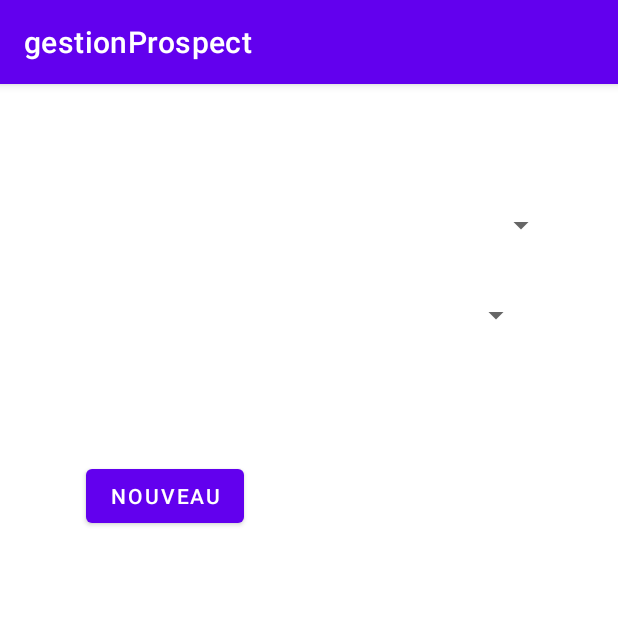
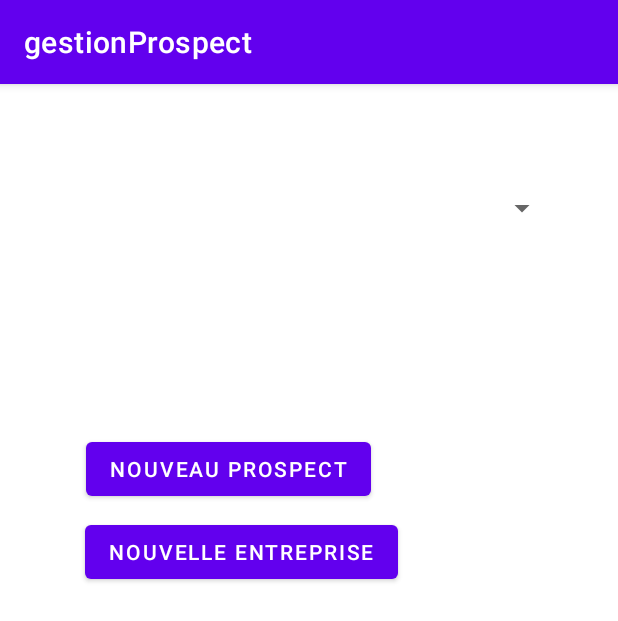
Before and after one commit to sylvain-grousset/gestionProspect, an Android app: the Accueil screen opened directly, with no data from a screen before it, on a phone screen of 412 x 824 dp. Shown: the top 621 px of the screen. Run offline under Robolectric (Android 15) with nearby library versions, the phone set to English and light mode, and no system bars; libraries missing offline, so code that uses them is left out: com.jaredrummler.materialspinner; plain views replace MaterialSpinner; 2 statements that could not run were skipped.

Commit message:
DATABASE FIX + SPINNER + CREATE ENTREPRISE

```diff
--- a/app/build.gradle
+++ b/app/build.gradle
@@ -36,6 +36,6 @@ dependencies {
     testImplementation 'junit:junit:4.+'
     androidTestImplementation 'androidx.test.ext:junit:1.1.2'
     androidTestImplementation 'androidx.test.espresso:espresso-core:3.3.0'
-    compile 'de.codecrafters.tableview:tableview:2.4.2'
-    compile 'com.jaredrummler:material-spinner:1.3.1'
+    implementation 'de.codecrafters.tableview:tableview:2.4.2'
+    implementation 'com.jaredrummler:material-spinner:1.3.1'
 }
--- a/app/src/main/AndroidManifest.xml
+++ b/app/src/main/AndroidManifest.xml
@@ -20,7 +20,10 @@
         <activity android:name="Accueil" >
         </activity>
 
-        <activity android:name="Nouveau" >
+        <activity android:name=".CreateProspect" >
+        </activity>
+
+        <activity android:name="CreateEntreprise" >
         </activity>
 
     </application>
--- a/app/src/main/java/com/example/gestionprospect/Accueil.java
+++ b/app/src/main/java/com/example/gestionprospect/Accueil.java
@@ -2,28 +2,25 @@ package com.example.gestionprospect;
 
 import android.content.Intent;
 import android.os.Bundle;
-import android.util.Log;
 import android.view.View;
-import android.widget.AdapterView;
-import android.widget.ArrayAdapter;
 import android.widget.Button;
-import android.widget.Spinner;
-import android.widget.Toast;
 
 import androidx.appcompat.app.AppCompatActivity;
 
-import com.example.gestionprospect.Model.Entreprise;
+import com.example.gestionprospect.Database.DatabaseHelper;
 import com.example.gestionprospect.Model.GestionProspect;
 import com.jaredrummler.materialspinner.MaterialSpinner;
 
-import java.lang.reflect.Array;
+import java.io.Serializable;
 import java.util.ArrayList;
 
-public class Accueil extends AppCompatActivity {
+public class Accueil extends AppCompatActivity implements Serializable {
 
-    private Button nouveau;
-    private Spinner spinner_evenement;
+    private Button nouvelleEntreprise;
+    private Button nouveauProspect;
     private MaterialSpinner spinner_entreprise;
+
+    DatabaseHelper db = new DatabaseHelper(this);
 
     private GestionProspect application;
 
@@ -32,25 +29,38 @@ public class Accueil extends AppCompatActivity {
         super.onCreate(savedInstanceState);
         setContentView(R.layout.activity_accueil);
 
-        spinner_evenement = (Spinner) findViewById(R.id.spinner_evenement);
         spinner_entreprise = (MaterialSpinner) findViewById(R.id.spinner_entreprise);
-        nouveau = (Button) findViewById(R.id.btn_nouveau);
+        nouveauProspect = (Button) findViewById(R.id.btn_new_prospect);
+        nouvelleEntreprise = (Button) findViewById(R.id.btn_new_entreprise);
 
         //On récupère l'objet GestionProspect à partir de l'Intent que l'on met dans l'attribut "application".
         Intent intent = getIntent();
         this.application = (GestionProspect) intent.getSerializableExtra("gestionProspect");
+        //this.db = (DatabaseHelper) intent.getSerializableExtra("BDD");
 
 
-        ArrayList<String> lesEntreprises = application.getNomsEntreprises();
+        ArrayList<String> lesEntreprises = db.getNameEntreprise();
         spinner_entreprise.setItems(lesEntreprises);
 
-        nouveau.setOnClickListener(new View.OnClickListener() {
+        nouveauProspect.setOnClickListener(new View.OnClickListener() {
             @Override
             public void onClick(View v) {
-                Intent intent=new Intent(Accueil.this, Nouveau.class);
+                Intent intent=new Intent(Accueil.this, CreateProspect.class);
                 intent.putExtra("gestionProspect", application);
                 startActivity(intent);
+                finish();
+            }
+        });
+
+        nouvelleEntreprise.setOnClickListener(new View.OnClickListener() {
+            @Override
+            public void onClick(View v) {
+                Intent intent=new Intent(Accueil.this, CreateEntreprise.class);
+                intent.putExtra("gestionProspect", application);
+                startActivity(intent);
+                finish();
             }
         });
     }
+
 }
--- a/app/src/main/java/com/example/gestionprospect/Database/DatabaseHelper.java
+++ b/app/src/main/java/com/example/gestionprospect/Database/DatabaseHelper.java
@@ -2,26 +2,37 @@ package com.example.gestionprospect.Database;
 
 import android.content.ContentValues;
 import android.content.Context;
+import android.content.Intent;
 import android.database.Cursor;
 import android.database.sqlite.SQLiteDatabase;
 import android.database.sqlite.SQLiteOpenHelper;
+import android.util.Log;
 
 import com.example.gestionprospect.Model.Entreprise;
+import com.example.gestionprospect.Model.GestionProspect;
 
-public class DatabaseHelper extends SQLiteOpenHelper {
+import java.io.Serializable;
+import java.util.ArrayList;
+
+public class DatabaseHelper extends SQLiteOpenHelper implements Serializable {
 
     private String TABLE_USERS = "CREATE TABLE USERS ("
             + "login TEXT PRIMARY KEY,"
             + "password TEXT);";
+
+    private String TABLE_ENTREPRISE = "CREATE TABLE ENTREPRISE ("
+            + "raisonSociale TEXT PRIMARY KEY,"
+            + "siren TEXT);";
 
     private String TABLE_PROSPECT = "CREATE TABLE PROSPECT ("
             + "nom TEXT,"
             + "prenom TEXT,"
             + "phone TEXT,"
             + "email TEXT,"
-            + "entreprise TEXT);";
+            + "entreprise TEXT,"
+            + "FOREIGN KEY (entreprise) REFERENCES ENTREPRISE(raisonSociale));";
 
-    public DatabaseHelper(Context context){
+    public DatabaseHelper(Context context) {
         super(context, "prospect.db", null, 1);
 
     }
@@ -29,22 +40,27 @@ public class DatabaseHelper extends SQLiteOpenHelper {
     @Override
     public void onCreate(SQLiteDatabase db) {
         db.execSQL(TABLE_USERS);
+        db.execSQL(TABLE_ENTREPRISE);
         db.execSQL(TABLE_PROSPECT);
+        Intent intent = new Intent();
+
     }
 
     @Override
     public void onUpgrade(SQLiteDatabase db, int oldVersion, int newVersion) {
         db.execSQL("DROP TABLE IF EXISTS USERS,"
-                 + "DROP TABLE IF EXISTS PROSPECT;");
+                + "DROP TABLE IF EXISTS PROSPECT,"
+                + "DROP TABLE IF EXISTS ENTREPRISE;");
         onCreate(db);
     }
 
     /**
      * <p>Récupère le mot de passe de l'utilisateur qui demande à se connecter</p>
+     *
      * @param login
      * @return String mdp
      */
-    public String getPassword(String login){
+    public String getPassword(String login) {
         SQLiteDatabase db = getReadableDatabase();
         Cursor cursor = db.rawQuery("SELECT password FROM USERS WHERE login = '" + login + "';", null);
         cursor.moveToFirst();
@@ -53,9 +69,9 @@ public class DatabaseHelper extends SQLiteOpenHelper {
     }
 
     //Bouchon pour créer des utilisateurs
-    public void createUsers(){
+    public void createUsers() {
         SQLiteDatabase db = getWritableDatabase();
-       // String query = "INSERT INTO USERS VALUES ('SGROUSSET', 'bpsen');";
+        // String query = "INSERT INTO USERS VALUES ('SGROUSSET', 'bpsen');";
         ContentValues cv = new ContentValues();
         cv.put("login", "SGROUSSET");
         cv.put("password", "bpsen");
@@ -65,12 +81,13 @@ public class DatabaseHelper extends SQLiteOpenHelper {
 
     /**
      * <p>Insère les prospects dans la base de données</p>
+     *
      * @param nom
      * @param prenom
      * @param phone
      * @param email
      */
-    public void insertProspect(String nom, String prenom, String phone, String email, String entreprise){
+    public void insertProspect(String nom, String prenom, String phone, String email, String entreprise) {
         SQLiteDatabase db = getWritableDatabase();
         ContentValues cv = new ContentValues();
         cv.put("nom", nom);
@@ -81,4 +98,49 @@ public class DatabaseHelper extends SQLiteOpenHelper {
         db.insert("prospect", null, cv);
     }
 
+    /**
+     * <p>Insère les entreprises dans la table ENTREPRISE</p>
+     * @param raisonSociale
+     * @param siren
+     */
+    public void insertEntreprise(String raisonSociale, String siren) {
+        Log.d("RAISON SOCIALE = ", raisonSociale);
+        Log.d("SIREN ENTREPRISE :", siren);
+
+        SQLiteDatabase db = getWritableDatabase();
+        //ContentValues cv = new ContentValues();
+        //cv.put("raisonSociale", raisonSociale);
+        //cv.put("siren", siren);
+        //db.insert("ENTREPRISE", null, cv);
+        String query = "INSERT INTO ENTREPRISE VALUES ('" + raisonSociale + "', '" + siren + "');";
+        db.execSQL(query);
+
+    }
+
+    /**
+     * <p></p>
+     * @return ArrayList
+     */
+    public ArrayList<String> getNameEntreprise(){
+        SQLiteDatabase db = getWritableDatabase();
+        ArrayList<String> entreprise = new ArrayList<>();
+
+        Cursor cursor = db.rawQuery("SELECT * FROM ENTREPRISE;", null);
+        cursor.moveToFirst();
+
+        if(cursor.moveToFirst()){
+            while(!cursor.isAfterLast()){
+
+                String raisonSociale = cursor.getString(cursor.getColumnIndex("raisonSociale"));
+                String siren = cursor.getString((cursor.getColumnIndex("siren")));
+
+                entreprise.add(raisonSociale);
+                cursor.moveToNext();
+
+            }
+        }
+        return entreprise;
+    }
+
+
 }
--- a/app/src/main/res/layout/activity_accueil.xml
+++ b/app/src/main/res/layout/activity_accueil.xml
@@ -5,57 +5,52 @@
     android:layout_width="match_parent"
     android:layout_height="match_parent">
 
-
-    <Spinner
-        android:id="@+id/spinner_evenement"
-        android:layout_width="297dp"
-        android:layout_height="25dp"
-        android:layout_marginStart="57dp"
-        android:layout_marginLeft="57dp"
-        android:layout_marginTop="105dp"
-        android:layout_marginEnd="57dp"
-        android:layout_marginRight="57dp"
-        android:layout_marginBottom="601dp"
-        app:layout_constraintBottom_toBottomOf="parent"
-        app:layout_constraintEnd_toEndOf="parent"
-        app:layout_constraintHorizontal_bias="0.0"
-        app:layout_constraintStart_toStartOf="parent"
-        app:layout_constraintTop_toTopOf="parent"
-        app:layout_constraintVertical_bias="1.0" />
-
     <com.jaredrummler.materialspinner.MaterialSpinner
         android:id="@+id/spinner_entreprise"
         android:layout_width="329dp"
         android:layout_height="52dp"
-        android:layout_marginStart="57dp"
-        android:layout_marginLeft="57dp"
-        android:layout_marginTop="54dp"
-        android:layout_marginEnd="56dp"
-        android:layout_marginRight="56dp"
-        android:layout_marginBottom="645dp"
+        android:layout_marginStart="42dp"
+        android:layout_marginLeft="42dp"
+        android:layout_marginTop="38dp"
+        android:layout_marginEnd="40dp"
+        android:layout_marginRight="40dp"
+        android:layout_marginBottom="641dp"
         app:layout_constraintBottom_toBottomOf="parent"
         app:layout_constraintEnd_toEndOf="parent"
-        app:layout_constraintHorizontal_bias="0.516"
         app:layout_constraintStart_toStartOf="parent"
-        app:layout_constraintTop_toTopOf="parent"
-        app:layout_constraintVertical_bias="0.85" />
+        app:layout_constraintTop_toTopOf="parent" />
+
 
     <Button
-        android:id="@+id/btn_nouveau"
+        android:id="@+id/btn_new_prospect"
         android:layout_width="wrap_content"
         android:layout_height="wrap_content"
         android:layout_marginStart="57dp"
         android:layout_marginLeft="57dp"
         android:layout_marginTop="214dp"
-        android:layout_marginEnd="261dp"
-        android:layout_marginRight="261dp"
+        android:layout_marginEnd="165dp"
+        android:layout_marginRight="165dp"
         android:layout_marginBottom="469dp"
-        android:text="Nouveau"
+        android:text="Nouveau Prospect"
         app:layout_constraintBottom_toBottomOf="parent"
         app:layout_constraintEnd_toEndOf="parent"
-        app:layout_constraintHorizontal_bias="0.0"
         app:layout_constraintStart_toStartOf="parent"
-        app:layout_constraintTop_toTopOf="parent"
-        app:layout_constraintVertical_bias="1.0" />
+        app:layout_constraintTop_toTopOf="parent" />
+
+    <Button
+        android:id="@+id/btn_new_entreprise"
+        android:layout_width="wrap_content"
+        android:layout_height="wrap_content"
+        android:layout_marginStart="57dp"
+        android:layout_marginLeft="57dp"
+        android:layout_marginTop="269dp"
+        android:layout_marginEnd="147dp"
+        android:layout_marginRight="147dp"
+        android:layout_marginBottom="414dp"
+        android:text="Nouvelle entreprise"
+        app:layout_constraintBottom_toBottomOf="parent"
+        app:layout_constraintEnd_toEndOf="parent"
+        app:layout_constraintStart_toStartOf="parent"
+        app:layout_constraintTop_toTopOf="parent" />
 
 </androidx.constraintlayout.widget.ConstraintLayout>
```
Also changed, not shown: app/src/main/java/com/example/gestionprospect/CreateEntreprise.java (added, +68 -0 lines), app/src/main/java/com/example/gestionprospect/CreateProspect.java (renamed from app/src/main/java/com/example/gestionprospect/Nouveau.java, +13 -7 lines), app/src/main/java/com/example/gestionprospect/MainActivity.java (+7 -7 lines), app/src/main/java/com/example/gestionprospect/Model/Entreprise.java (+7 -10 lines), app/src/main/java/com/example/gestionprospect/Model/GestionProspect.java (+5 -2 lines), app/src/main/res/layout/activity_createntreprise.xml (added, +59 -0 lines).
